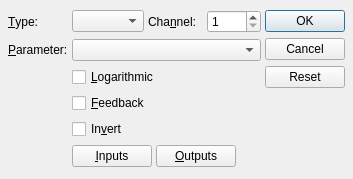
This is src/qtractorMidiControlObserverForm.ui in rncbc/qtractor as Qt 5 draws it before an edit. The edited form follows.
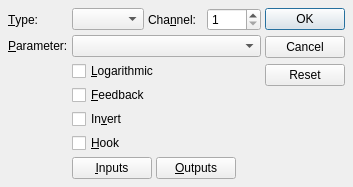
This is the edited form. Icons and pictures are not drawn.

Commit message: - MIDI Controller Auto-Hook patch by Alessandro Preziosi, thanks.

Diff of the .ui file:
```diff
--- a/src/qtractorMidiControlObserverForm.ui
+++ b/src/qtractorMidiControlObserverForm.ui
@@ -80,7 +80,7 @@
      </property>
     </widget>
    </item>
-   <item row="0" column="4" rowspan="6">
+   <item row="0" column="4" rowspan="7">
     <widget class="QDialogButtonBox" name="DialogButtonBox">
      <property name="orientation">
       <enum>Qt::Vertical</enum>
@@ -129,6 +129,13 @@
     </widget>
    </item>
    <item row="5" column="1" colspan="3">
+    <widget class="QCheckBox" name="HookCheckBox">
+     <property name="text">
+	  <string>&amp;Hook</string>
+     </property>
+    </widget>
+   </item>
+   <item row="6" column="1" colspan="3">
     <layout class="QHBoxLayout">
      <item>
       <widget class="QPushButton" name="InputsPushButton">
```
Left out of the diff: 2 changed lines with no effect on the pictures. The commit also changes 15 other files.
